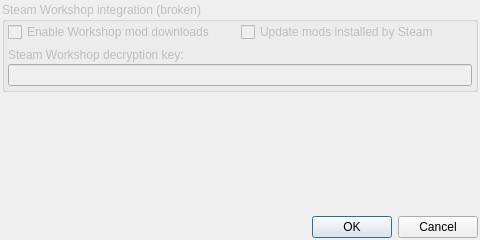
Above: multibound2/settingswindow.ui from zetaPRIME/MultiBound2 before the change. Below: the same form after it.
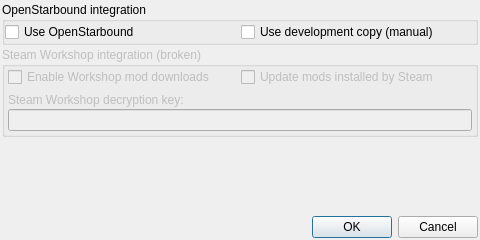
That is the form after the change.

The edit to the form file:
```diff
--- a/multibound2/settingswindow.ui
+++ b/multibound2/settingswindow.ui
@@ -13,7 +13,7 @@
   <property name="windowTitle">
    <string>MultiBound Settings</string>
   </property>
-  <layout class="QVBoxLayout" name="verticalLayout" stretch="0,1000,0">
+  <layout class="QVBoxLayout" name="verticalLayout" stretch="0,0,1000,0">
    <property name="spacing">
     <number>2</number>
    </property>
@@ -30,7 +30,50 @@
     <number>2</number>
    </property>
    <item>
-    <widget class="QGroupBox" name="groupBox">
+    <widget class="QGroupBox" name="groupOpenSB">
+     <property name="title">
+      <string>OpenStarbound integration</string>
+     </property>
+     <layout class="QGridLayout" name="gridLayout_3">
+      <property name="leftMargin">
+       <number>0</number>
+      </property>
+      <property name="topMargin">
+       <number>0</number>
+      </property>
+      <property name="rightMargin">
+       <number>0</number>
+      </property>
+      <property name="bottomMargin">
+       <number>0</number>
+      </property>
+      <property name="spacing">
+       <number>2</number>
+      </property>
+      <item row="0" column="0">
+       <widget class="QCheckBox" name="openSBEnabled">
+        <property name="text">
+         <string>Use OpenStarbound</string>
+        </property>
+       </widget>
+      </item>
+      <item row="0" column="1">
+       <widget class="QCheckBox" name="openSBUseDevBranch">
+        <property name="toolTip">
+         <string>Launches from an installation manually placed/symlinked into &quot;opensb-dev&quot;
+instead of the installation managed by MultiBound.
+(File structure should be the same.)</string>
+        </property>
+        <property name="text">
+         <string>Use development copy (manual)</string>
+        </property>
+       </widget>
+      </item>
+     </layout>
+    </widget>
+   </item>
+   <item>
+    <widget class="QGroupBox" name="groupSteamcmd">
      <property name="enabled">
       <bool>false</bool>
      </property>
```
